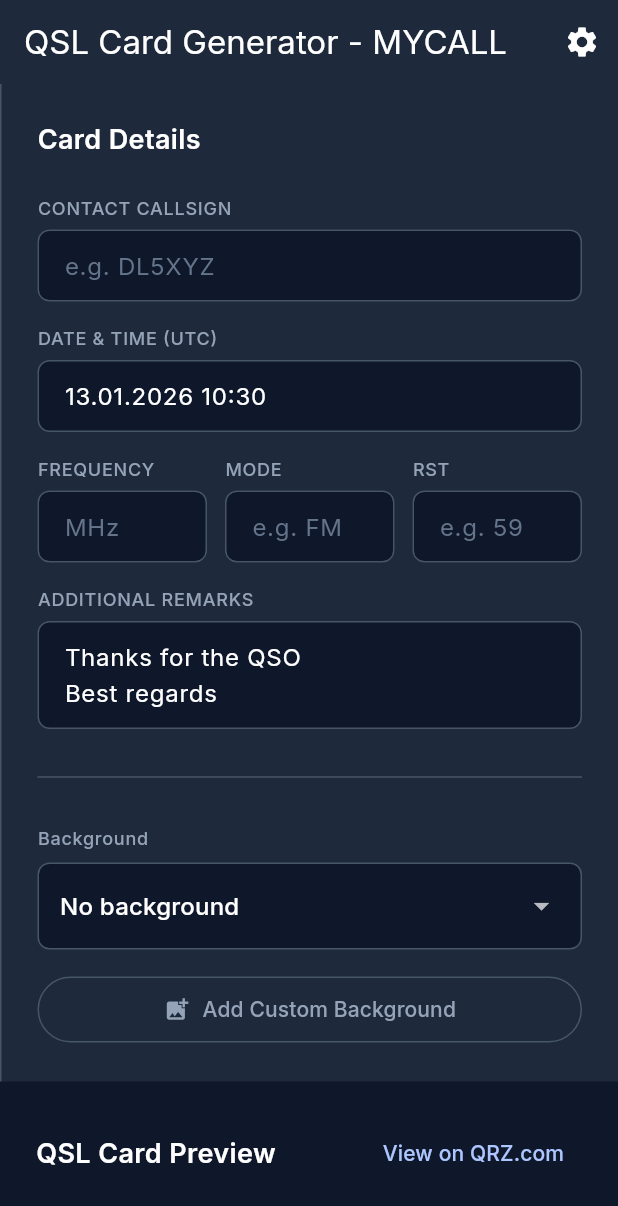
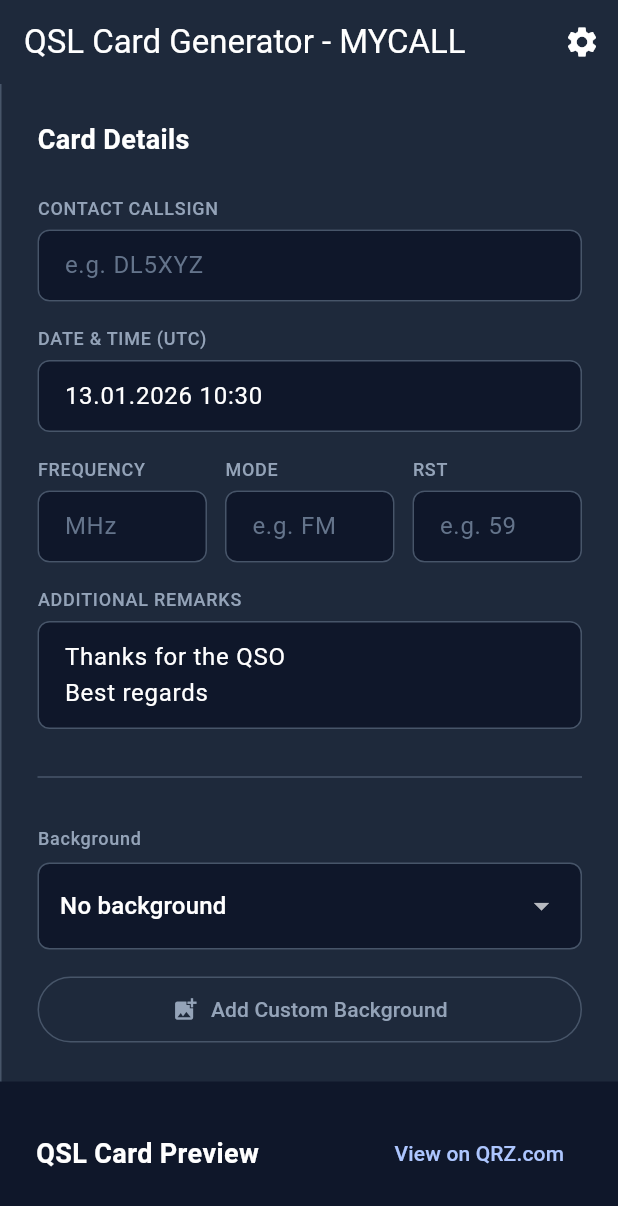
Before and after one commit to achildrenmile/qslcardgenerator-client, a Flutter app: the screen it shows after launch, on a phone screen of 412 x 824 dp. Shown: the top 1206 px of the screen. Run offline on Flutter 3.47's test engine with Material 3 defaults, Android fonts, the phone set to English and light mode, and no system bars; our stand-ins replace file_picker, image_picker, shared_preferences.

Commit message:
Fix missing font assets error
- Remove Inter font configuration (fonts not included)
- Comment out asset directories until images are added
- Use system default font instead

Co-Authored-By: Claude Opus 4.5 <noreply@anthropic.com>

```diff
--- a/lib/main.dart
+++ b/lib/main.dart
@@ -28,7 +28,6 @@ class QslCardGeneratorApp extends StatelessWidget {
           brightness: Brightness.dark,
         ),
         useMaterial3: true,
-        fontFamily: 'Inter',
       ),
       home: GeneratorScreen(storageService: storageService),
     );
```
Also changed, not shown: pubspec.yaml (+4 -11 lines).
